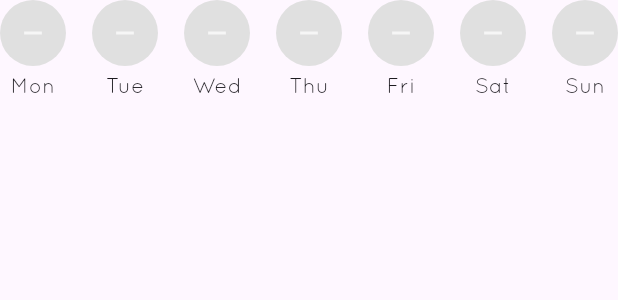
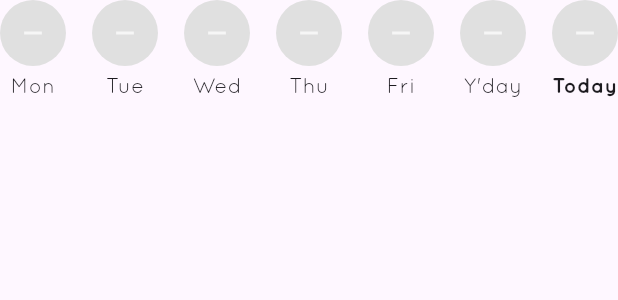
Before and after one commit to zawcompany/MOOD_TRACKER, a Flutter app: the WeeklyMoodRow widget shown alone on an empty page, opened directly with empty values, on a phone screen of 412 x 824 dp. Shown: the top 300 px of the screen. Run offline on Flutter 3.47's test engine with Material 3 defaults, Android fonts, the phone set to English and light mode, and no system bars; our stand-ins replace cloud_firestore, firebase_auth, firebase_core, flutter_local_notifications, timezone; accounts and stored records are empty; network calls fail.

Commit message:
Fix: Menggunakan 7 hari kronologis pada WeeklyMoodRow

```diff
--- a/lib/page/dashboard/presentation/widgets/weekly_mood_row.dart
+++ b/lib/page/dashboard/presentation/widgets/weekly_mood_row.dart
@@ -1,4 +1,5 @@
 import 'package:flutter/material.dart';
+import 'package:intl/intl.dart';
 import '../../../../services/mood_service.dart';
 
 class WeeklyMoodRow extends StatelessWidget {
@@ -17,26 +18,41 @@ class WeeklyMoodRow extends StatelessWidget {
     return Colors.grey;
   }
 
+  bool _isSameDay(DateTime a, DateTime b) {
+    return a.year == b.year && a.month == b.month && a.day == b.day;
+  }
+
   @override
   Widget build(BuildContext context) {
-    final Map<int, MoodEntryModel?> moodMap = {};
-    for (int i = 1; i <= 7; i++) {
-      moodMap[i] = null;
+    final now = DateTime.now();
+    final Map<DateTime, MoodEntryModel> moodMap = {};
+
+    for (var m in moods) {
+      final dateKey = DateTime(m.timestamp.year, m.timestamp.month, m.timestamp.day);
+      moodMap[dateKey] = m;
     }
 
-    for (var m in moods) {
-      moodMap[m.timestamp.weekday] = m;
-    }
-
-    const dayNames = ["Mon", "Tue", "Wed", "Thu", "Fri", "Sat", "Sun"];
+    final List<DateTime> last7Days = List.generate(7, (i) {
+      return DateTime(now.year, now.month, now.day).subtract(Duration(days: 6 - i));
+    });
 
     return Row(
       mainAxisAlignment: MainAxisAlignment.spaceBetween,
       children: List.generate(7, (i) {
-        final mood = moodMap[i + 1];
+        final date = last7Days[i];
+        final mood = moodMap[date];
         final color = mood != null
             ? _colorFromHex(mood.moodColorHex)
             : Colors.grey.shade300;
+
+        String dayName;
+        if (_isSameDay(date, now)) {
+          dayName = "Today";
+        } else if (_isSameDay(date, now.subtract(const Duration(days: 1)))) {
+          dayName = "Y'day";
+        } else {
+          dayName = DateFormat('EEE').format(date);
+        }
 
         return Column(
           children: [
@@ -50,7 +66,12 @@ class WeeklyMoodRow extends StatelessWidget {
                   : null,
             ),
             const SizedBox(height: 4),
-            Text(dayNames[i]),
+            Text(
+                dayName,
+                style: TextStyle(
+                    fontWeight: _isSameDay(date, now) ? FontWeight.bold : FontWeight.normal,
+                ),
+            ),
           ],
         );
       }),
```
